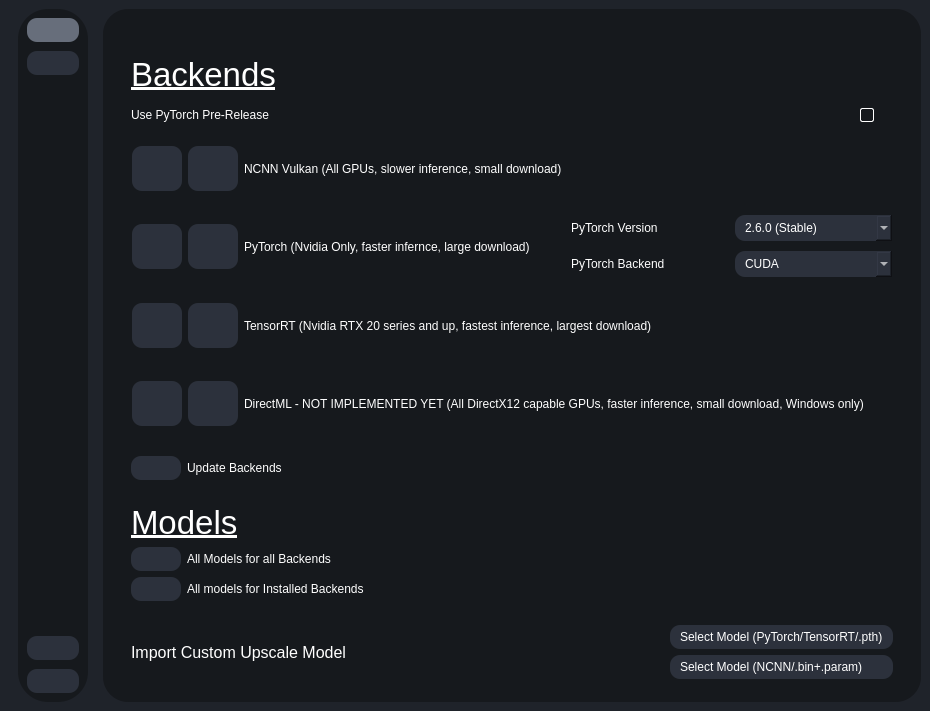
Qt form testRVEInterface.ui (gokulmc/enhance_crop) before a commit.
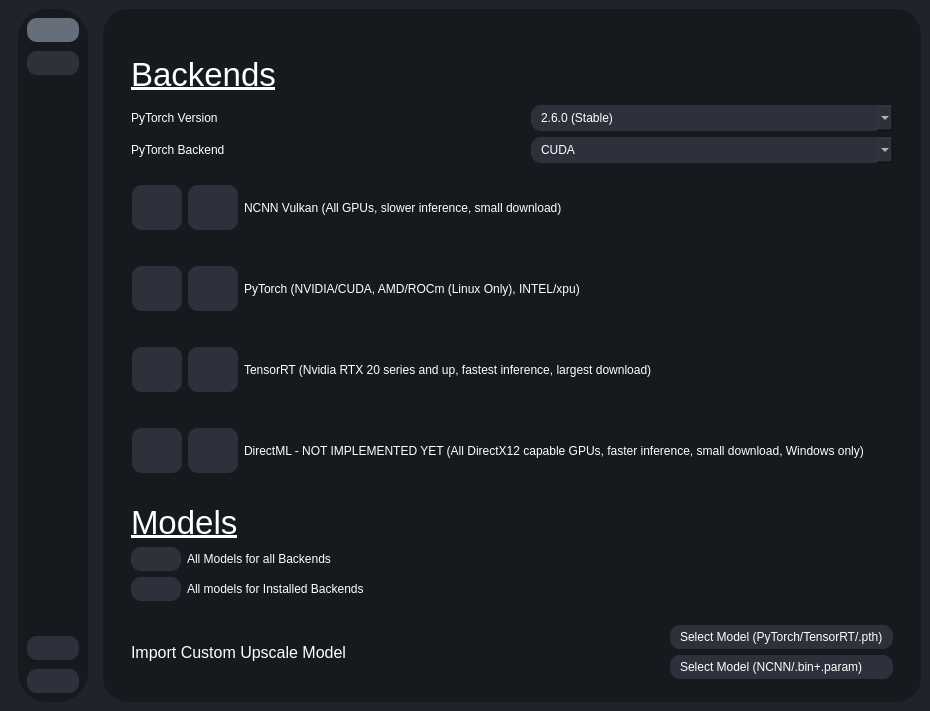
The same form after that commit. Icons and pictures are not drawn.

Commit message: change how torch is downloaded, allow for torch nightly to be used

Diff of the .ui file:
```diff
--- a/testRVEInterface.ui
+++ b/testRVEInterface.ui
@@ -4528,36 +4528,55 @@
                  <item>
                   <layout class="QHBoxLayout" name="horizontalLayout_46">
                    <item>
-                    <widget class="QLabel" name="label_63">
+                    <layout class="QGridLayout" name="gridLayout_9">
+                     <item row="1" column="0">
+                      <widget class="QLabel" name="label_53">
                      <property name="text">
-                      <string>Use PyTorch Pre-Release</string>
+                        <string>PyTorch Backend</string>
                      </property>
                     </widget>
                    </item>
+                     <item row="0" column="0">
+                      <widget class="QLabel" name="label_65">
+                       <property name="text">
+                        <string>PyTorch Version</string>
+                       </property>
+                      </widget>
+                     </item>
+                     <item row="1" column="2">
+                      <widget class="QComboBox" name="pytorchBackendComboBox">
                    <item>
-                    <spacer name="horizontalSpacer_27">
-                     <property name="orientation">
-                      <enum>Qt::Orientation::Horizontal</enum>
-                     </property>
-                     <property name="sizeHint" stdset="0">
-                      <size>
-                       <width>40</width>
-                       <height>20</height>
-                      </size>
-                     </property>
-                    </spacer>
+                        <property name="text">
+                         <string>CUDA</string>
+                        </property>
                    </item>
                    <item>
-                    <widget class="QCheckBox" name="use_pytorch_pre_release">
-                     <property name="enabled">
-                      <bool>false</bool>
-                     </property>
+                        <property name="text">
+                         <string>ROCm (Linux Only)</string>
+                        </property>
+                       </item>
+                       <item>
                      <property name="text">
-                      <string />
-                     </property>
-                    </widget>
-                   </item>
+                         <string>xpu</string>
+                        </property>
+                       </item>
+                      </widget>
+                     </item>
+                     <item row="0" column="2">
+                      <widget class="QComboBox" name="pytorchVersionComboBox">
                    <item>
+                        <property name="text">
+                         <string>2.6.0 (Stable)</string>
+                        </property>
+                       </item>
+                       <item>
+                        <property name="text">
+                         <string>2.7.0.dev20250304 (Nightly)</string>
+                        </property>
+                       </item>
+                      </widget>
+                     </item>
+                     <item row="0" column="1">
                     <widget class="QLabel" name="label_64">
                      <property name="maximumSize">
                       <size>
@@ -4578,6 +4597,8 @@
                       <bool>true</bool>
                      </property>
                     </widget>
+                     </item>
+                    </layout>
                    </item>
                   </layout>
                  </item>
@@ -4607,7 +4628,7 @@
                       <x>0</x>
                       <y>0</y>
                       <width>797</width>
-                      <height>268</height>
+                      <height>289</height>
                      </rect>
                     </property>
                     <layout class="QVBoxLayout" name="verticalLayout_13">
@@ -4788,61 +4809,10 @@
                            </sizepolicy>
                           </property>
                           <property name="text">
-                           <string>PyTorch (Nvidia Only, faster infernce, large download) </string>
+                           <string>PyTorch (NVIDIA/CUDA, AMD/ROCm (Linux Only), INTEL/xpu)</string>
                           </property>
                          </widget>
                         </item>
-                        <item>
-                         <layout class="QGridLayout" name="gridLayout_9">
-                          <item row="1" column="0">
-                           <widget class="QLabel" name="label_53">
-                            <property name="text">
-                             <string>PyTorch Backend</string>
-                            </property>
-                           </widget>
-                          </item>
-                          <item row="0" column="0">
-                           <widget class="QLabel" name="label_65">
-                            <property name="text">
-                             <string>PyTorch Version</string>
-                            </property>
-                           </widget>
-                          </item>
-                          <item row="0" column="1">
-                           <widget class="QComboBox" name="pytorchVersionComboBox">
-                            <item>
-                             <property name="text">
-                              <string>2.6.0 (Stable)</string>
-                             </property>
-                            </item>
-                            <item>
-                             <property name="text">
-                              <string>2.7.0 (Nightly)</string>
-                             </property>
-                            </item>
-                           </widget>
-                          </item>
-                          <item row="1" column="1">
-                           <widget class="QComboBox" name="pytorchBackendComboBox">
-                            <item>
-                             <property name="text">
-                              <string>CUDA</string>
-                             </property>
-                            </item>
-                            <item>
-                             <property name="text">
-                              <string>ROCm</string>
-                             </property>
-                            </item>
-                            <item>
-                             <property name="text">
-                              <string>xpu</string>
-                             </property>
-                            </item>
-                           </widget>
-                          </item>
-                         </layout>
-                        </item>
                        </layout>
                       </widget>
                      </item>
@@ -5016,60 +4986,6 @@
                    </widget>
                   </widget>
                  </item>
-                 <item>
-                  <widget class="QWidget" name="backendUpdaterContainer" native="true">
-                   <layout class="QHBoxLayout" name="horizontalLayout_41">
-                    <property name="leftMargin">
-                     <number>0</number>
-                    </property>
-                    <property name="topMargin">
-                     <number>9</number>
-                    </property>
-                    <property name="rightMargin">
-                     <number>9</number>
-                    </property>
-                    <property name="bottomMargin">
-                     <number>9</number>
-                    </property>
-                    <item>
-                     <widget class="QPushButton" name="UpdateDependenciesButton">
-                      <property name="sizePolicy">
-                       <sizepolicy hsizetype="Minimum" vsizetype="Minimum">
-                        <horstretch>0</horstretch>
-                        <verstretch>0</verstretch>
-                       </sizepolicy>
-                      </property>
-                      <property name="maximumSize">
-                       <size>
-                        <width>50</width>
-                        <height>45</height>
-                       </size>
-                      </property>
-                      <property name="text">
-                       <string />
-                      </property>
-                      <property name="icon">
-                       <iconset resource="resources.qrc">
-                        <normaloff>:/icons/icons/download.svg</normaloff>:/icons/icons/download.svg</iconset>
-                      </property>
-                      <property name="iconSize">
-                       <size>
-                        <width>30</width>
-                        <height>30</height>
-                       </size>
-                      </property>
-                     </widget>
-                    </item>
-                    <item>
-                     <widget class="QLabel" name="label_52">
-                      <property name="text">
-                       <string>Update Backends</string>
-                      </property>
-                     </widget>
-                    </item>
-                   </layout>
-                  </widget>
-                 </item>
                 </layout>
                </widget>
               </item>
```
Left out of the diff: 6 changed lines with no effect on the pictures. Lines whose indentation alone changed are shown as unchanged. The commit also changes 6 other files.
